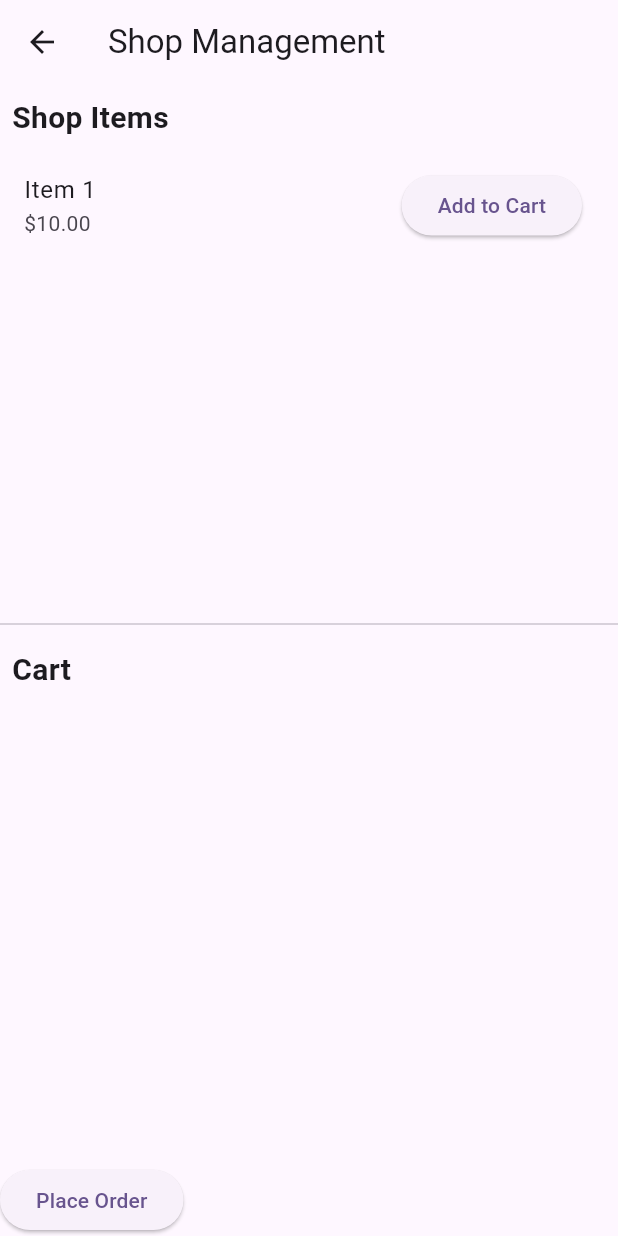
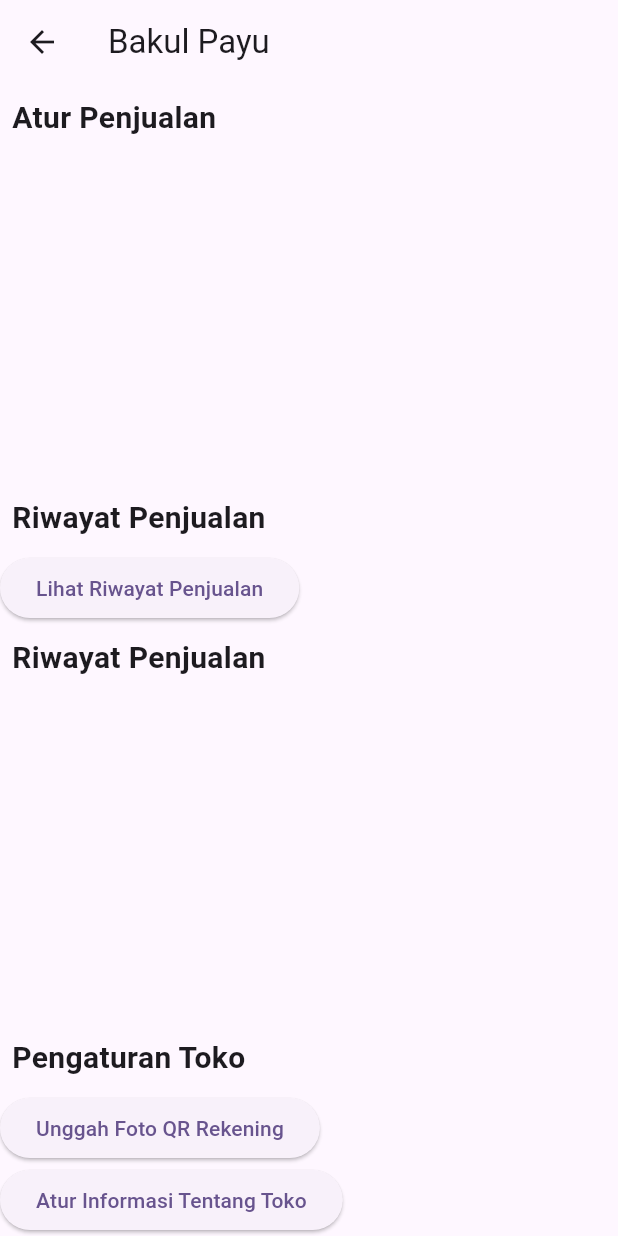
Before and after one commit to hanifnibras/bakul_payu, a Flutter app: the SellerSidePage screen opened directly, on a phone screen of 412 x 824 dp. Run offline on Flutter 3.47's test engine with Material 3 defaults, Android fonts, the light colour scheme and no system bars; our stand-ins replace cloud_firestore, firebase_auth, firebase_core, image_picker; accounts and stored records are empty.

Commit message:
seller side n homepage update

```diff
--- a/lib/homepage.dart
+++ b/lib/homepage.dart
@@ -29,7 +29,7 @@ class _HomePageState extends State<HomePage> {
   Widget build(BuildContext context) {
     return Scaffold(
       appBar: AppBar(
-        title: Text('E-Commerce App'),
+        title: Text('Bakul Payu'),
         actions: [
           PopupMenuButton<String>(
             onSelected: (value) {
--- a/lib/main.dart
+++ b/lib/main.dart
@@ -3,6 +3,7 @@ import 'create_account.dart';
 import 'login.dart';
 import 'forget_password.dart';
 import 'homepage.dart';
+import 'seller_side.dart';
 import 'package:flutter/material.dart';
 import 'package:firebase_core/firebase_core.dart';
 void main() async {
--- a/lib/seller_side.dart
+++ b/lib/seller_side.dart
@@ -1,45 +1,24 @@
 import 'package:flutter/material.dart';
+import 'package:image_picker/image_picker.dart';
 
 void main() {
   runApp(MyApp());
 }
 
-class Item {
-  String name;
-  double price;
-
-  Item({required this.name, required this.price});
-}
-
-class Order {
-  List<Item> items;
-  DateTime dateTime;
-
-  Order({required this.items, required this.dateTime});
-}
-
 class MyApp extends StatelessWidget {
-  final List<Item> shopItems = [
-    Item(name: 'Item 1', price: 10.0),
-    Item(name: 'Item 2', price: 20.0),
-    Item(name: 'Item 3', price: 15.0),
-  ];
-
-  List<Order> orderHistory = [];
-
   @override
   Widget build(BuildContext context) {
     return MaterialApp(
       home: SellerSidePage(
-        shopItems: shopItems,
-        orderHistory: orderHistory,
+        shopItems: [], // Add the appropriate initial value for shopItems
+        orderHistory: [],
       ),
     );
   }
 }
 
 class SellerSidePage extends StatefulWidget {
-  final List<Item> shopItems;
+  final List<Item> shopItems; // Resolved: Added this line to define the named parameter
   final List<Order> orderHistory;
 
   SellerSidePage({required this.shopItems, required this.orderHistory});
@@ -49,50 +28,16 @@ class SellerSidePage extends StatefulWidget {
 }
 
 class _SellerSidePageState extends State<SellerSidePage> {
-  List<Item> cart = [];
-
-  void addToCart(Item item) {
-    setState(() {
-      cart.add(item);
-    });
-  }
-
-  void placeOrder() {
-    if (cart.isNotEmpty) {
-      Order newOrder = Order(items: List.from(cart), dateTime: DateTime.now());
-      widget.orderHistory.add(newOrder);
-
-      // Clear the cart after placing the order
-      setState(() {
-        cart.clear();
-      });
-
-      // Optionally, you can show a confirmation dialog or navigate to order history.
-      showDialog(
-        context: context,
-        builder: (BuildContext context) {
-          return AlertDialog(
-            title: Text('Order Placed'),
-            content: Text('Your order has been placed successfully!'),
-            actions: [
-              TextButton(
-                onPressed: () {
-                  Navigator.pop(context);
-                },
-                child: Text('OK'),
-              ),
-            ],
-          );
-        },
-      );
-    }
-  }
+  ListingManager listingManager = ListingManager();
+  OrderManager orderManager = OrderManager();
+  OrderHistoryManager orderHistoryManager = OrderHistoryManager();
+  ShopSettingsManager shopSettingsManager = ShopSettingsManager();
 
   @override
   Widget build(BuildContext context) {
     return Scaffold(
       appBar: AppBar(
-        title: Text('Shop Management'),
+        title: Text('Bakul Payu'),
       ),
       body: Column(
         crossAxisAlignment: CrossAxisAlignment.start,
@@ -100,56 +45,160 @@ class _SellerSidePageState extends State<SellerSidePage> {
           Padding(
             padding: const EdgeInsets.all(8.0),
             child: Text(
-              'Shop Items',
+              'Atur Penjualan',
               style: TextStyle(fontSize: 20, fontWeight: FontWeight.bold),
             ),
           ),
           Expanded(
             child: ListView.builder(
-              itemCount: widget.shopItems.length,
+              itemCount: listingManager.listings.length,
               itemBuilder: (context, index) {
-                Item item = widget.shopItems[index];
+                String item = listingManager.listings[index];
                 return ListTile(
-                  title: Text(item.name),
-                  subtitle: Text('\$${item.price.toStringAsFixed(2)}'),
-                  trailing: ElevatedButton(
+                  title: Text(item),
+                  trailing: IconButton(
+                    icon: Icon(Icons.delete),
                     onPressed: () {
-                      addToCart(item);
+                      listingManager.removeItem(item);
                     },
-                    child: Text('Add to Cart'),
                   ),
                 );
               },
             ),
           ),
-          Divider(),
           Padding(
             padding: const EdgeInsets.all(8.0),
             child: Text(
-              'Cart',
+              'Riwayat Penjualan',
+              style: TextStyle(fontSize: 20, fontWeight: FontWeight.bold),
+            ),
+          ),
+          ElevatedButton(
+            onPressed: () {
+              orderManager.placeOrder();
+              orderHistoryManager.addToOrderHistory(orderManager.currentOrder);
+              orderManager.clearCart();
+            },
+            child: Text('Lihat Riwayat Penjualan'),
+          ),
+          Padding(
+            padding: const EdgeInsets.all(8.0),
+            child: Text(
+              'Riwayat Penjualan',
               style: TextStyle(fontSize: 20, fontWeight: FontWeight.bold),
             ),
           ),
           Expanded(
             child: ListView.builder(
-              itemCount: cart.length,
+              itemCount: orderHistoryManager.orderHistory.length,
               itemBuilder: (context, index) {
-                Item item = cart[index];
+                Order order = orderHistoryManager.orderHistory[index];
                 return ListTile(
-                  title: Text(item.name),
-                  subtitle: Text('\$${item.price.toStringAsFixed(2)}'),
+                  title: Text('Order ${index + 1}'),
+                  subtitle: Text('Items: ${order.items.length} | Date: ${order.dateTime}'),
                 );
               },
             ),
           ),
+          Padding(
+            padding: const EdgeInsets.all(8.0),
+            child: Text(
+              'Pengaturan Toko',
+              style: TextStyle(fontSize: 20, fontWeight: FontWeight.bold),
+            ),
+          ),
+          ElevatedButton(
+            onPressed: () async {
+              PickedFile? image = await shopSettingsManager.pickImage();
+              if (image != null) {
+                shopSettingsManager.uploadImage(image);
+              }
+            },
+            child: Text('Unggah Foto QR Rekening'),
+          ),
+          shopSettingsManager.paymentQRImage != null
+              ? Image.network(shopSettingsManager.paymentQRImage!)
+              : SizedBox.shrink(),
           ElevatedButton(
             onPressed: () {
-              placeOrder();
+              shopSettingsManager.editShopInformation();
             },
-            child: Text('Place Order'),
+            child: Text('Atur Informasi Tentang Toko'),
           ),
         ],
       ),
     );
   }
 }
+
+class ListingManager {
+  List<String> listings = [];
+
+  void addItem(String item) {
+    listings.add(item);
+  }
+
+  void removeItem(String item) {
+    listings.remove(item);
+  }
+}
+
+class OrderManager {
+  List<String> cart = [];
+  Order currentOrder = Order();
+
+  void addToCart(String item) {
+    cart.add(item);
+  }
+
+  void placeOrder() {
+    currentOrder.items = List.from(cart);
+    currentOrder.dateTime = DateTime.now();
+  }
+
+  void clearCart() {
+    cart.clear();
+  }
+}
+
+class OrderHistoryManager {
+  List<Order> orderHistory = [];
+
+  void addToOrderHistory(Order order) {
+    orderHistory.add(order);
+  }
+}
+
+class Order {
+  List<String> items = [];
+  DateTime dateTime;
+
+  Order() : dateTime = DateTime.now();
+}
+
+class ShopSettingsManager {
+  String? paymentQRImage;
+
+  Future<PickedFile?> pickImage() async {
+    final ImagePicker _picker = ImagePicker();
+    return await _picker.getImage(source: ImageSource.gallery);
+  }
+
+  void uploadImage(PickedFile image) {
+    // TODO: Implement image upload logic
+    // For now, store the image URL
+    paymentQRImage = 'https://example.com/path/to/uploaded/image.jpg';
+  }
+
+  void editShopInformation() {
+    // TODO: Add logic to edit shop information
+    print('Editing shop information.');
+  }
+}
+
+class Item {
+  final String name;
+  final double price;
+
+  Item({required this.name, required this.price});
+}
--- a/pubspec.yaml
+++ b/pubspec.yaml
@@ -28,8 +28,10 @@ environment:
 # the latest version available on pub.dev. To see which dependencies have newer
 # versions available, run `flutter pub outdated`.
 dependencies:
+
   flutter:
     sdk: flutter
+  image_picker: ^0.8.4+3
   firebase_core: ^2.13.0
   firebase_auth: ^4.6.1
 
```
Also changed, not shown: pubspec.lock, 5 other files.
